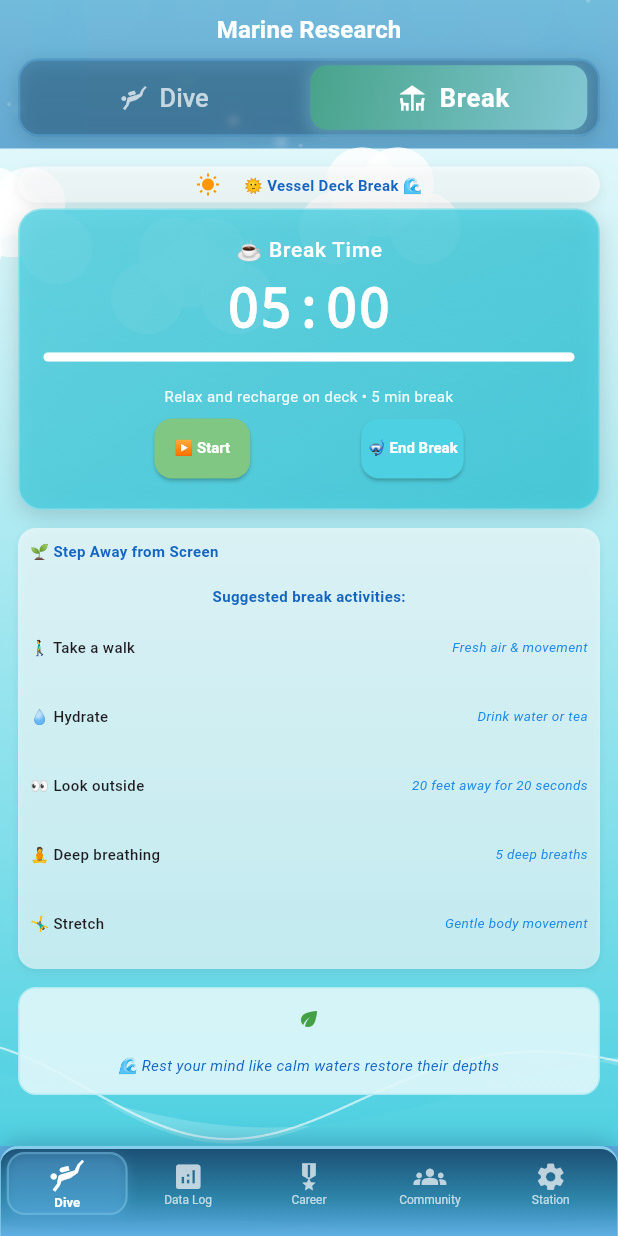
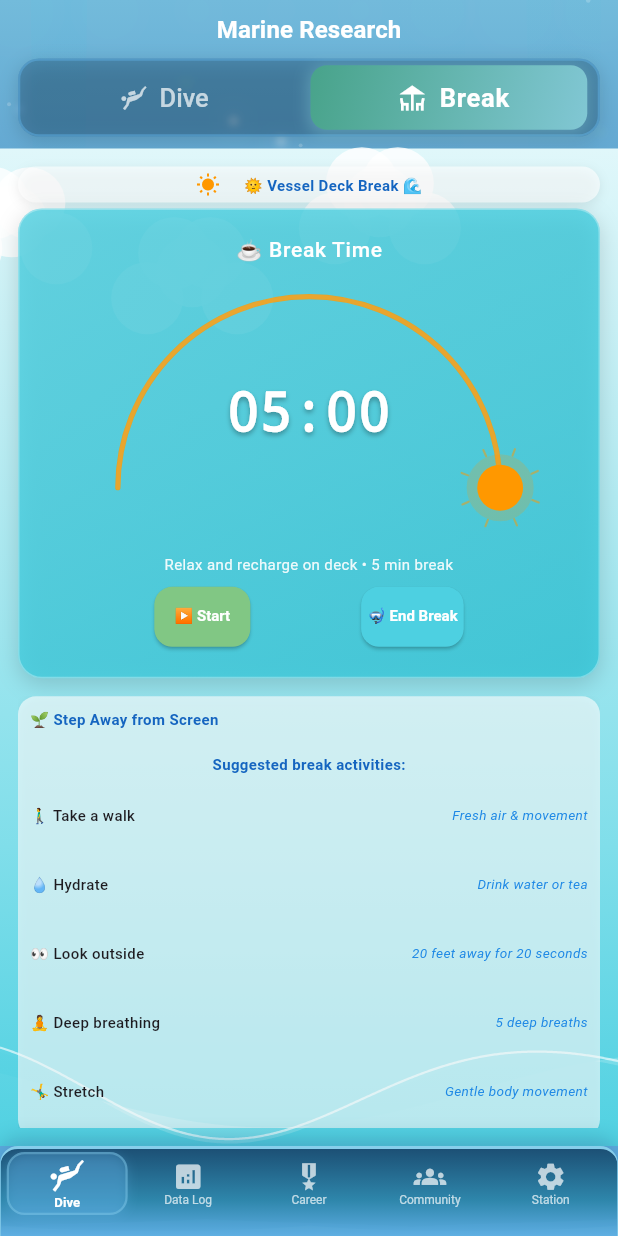
Before and after one commit to DogukanZengin/flow-pulse, a Flutter app: the screen it shows after launch, after a tap on "Break", on a phone screen of 412 x 824 dp. Run offline on Flutter 3.47's test engine with Material 3 defaults, Android fonts, the phone set to English and light mode, and no system bars; our stand-ins replace audioplayers, fl_chart, flutter_local_notifications, flutter_screenutil, shared_preferences, sqflite and 1 more; missing offline and left inert: workmanager; accounts and stored records are empty.

Commit message:
🌅 Break Screen UI: Responsive Sun Arc Progress Visualization
Replaced linear progress bar with beautiful, natural sun arc animation:
- Created SunArcProgressPainter with fully responsive design
- Timer now centered within the sun arc for integrated layout
- All elements scale proportionally (no fixed sizes)
- Proper bounds checking prevents overflow on any screen size
- Natural sun movement metaphor enhances meditative experience
- Dynamic container sizing with LayoutBuilder
- Smooth animation using existing wave controller for efficiency

🤖 Generated with [Claude Code](https://claude.ai/code)

Co-Authored-By: Claude <noreply@anthropic.com>

```diff
--- a/lib/widgets/research_vessel_deck_widget.dart
+++ b/lib/widgets/research_vessel_deck_widget.dart
@@ -266,37 +266,62 @@ class _ResearchVesselDeckWidgetState extends State<ResearchVesselDeckWidget>
 
           SizedBox(height: ResponsiveHelper.getResponsiveSpacing(context, 'navigation')),
 
-          // Large timer display
-          Text(
+          // Sun arc progress visualization with centered timer
+          LayoutBuilder(
+            builder: (context, constraints) {
+              // Calculate dynamic height with same bounds checking as painter
+              final margin = constraints.maxWidth * 0.05;
+              final availableWidth = constraints.maxWidth - (margin * 2);
+              final maxRadius = availableWidth / 2;
+              final radius = (maxRadius * 0.8).clamp(20.0, maxRadius);
+              final rayExtension = radius * 0.22; // Max extension for sun rays
+              final containerHeight = radius + margin + rayExtension; // Proper height calculation
+
+              return SizedBox(
+                width: double.infinity,
+                height: containerHeight,
+                child: Stack(
+                  children: [
+                    // Sun arc background
+                    Positioned.fill(
+                      child: AnimatedBuilder(
+                        animation: _waveAnimation,
+                        builder: (context, child) {
+                          return CustomPaint(
+                            painter: SunArcProgressPainter(
+                              progress: progress,
+                              animationValue: _waveAnimation.value,
+                            ),
+                          );
+                        },
+                      ),
+                    ),
+                    // Centered timer
+                    Center(
+                      child: Padding(
+                        padding: EdgeInsets.only(top: ResponsiveHelper.getResponsiveSpacing(context, 'element')),
+                        child: Text(
                           '${minutes.toString().padLeft(2, '0')}:${seconds.toString().padLeft(2, '0')}',
                           style: TextStyle(
                             fontSize: ResponsiveHelper.isMobile(context) ? 36 : 48,
                             fontWeight: FontWeight.bold,
                             color: Colors.white,
                             fontFamily: 'monospace',
+                            shadows: [
+                              Shadow(
+                                offset: Offset(0, 2),
+                                blurRadius: 4,
+                                color: Colors.black.withAlpha(77), // 0.3 opacity
                               ),
-          ),
-
-          SizedBox(height: ResponsiveHelper.getResponsiveSpacing(context, 'navigation')),
-
-          // Progress bar
-          Container(
-            width: double.infinity,
-            height: ResponsiveHelper.isMobile(context) ? 6 : 8,
-            decoration: BoxDecoration(
-              color: Colors.white.withAlpha(77), // 0.3 opacity
-              borderRadius: BorderRadius.circular(ResponsiveHelper.isMobile(context) ? 3 : 4),
-            ),
-            child: FractionallySizedBox(
-              alignment: Alignment.centerLeft,
-              widthFactor: progress,
-              child: Container(
-                decoration: BoxDecoration(
-                  color: Colors.white,
-                  borderRadius: BorderRadius.circular(ResponsiveHelper.isMobile(context) ? 3 : 4),
+                            ],
                           ),
                         ),
                       ),
+                    ),
+                  ],
+                ),
+              );
+            },
           ),
 
           SizedBox(height: ResponsiveHelper.getResponsiveSpacing(context, 'element')),
@@ -631,6 +656,122 @@ class WavesPainter extends CustomPainter {
   }
 }
 
+/// Custom painter for sun arc progress visualization
+class SunArcProgressPainter extends CustomPainter {
+  final double progress; // 0.0 to 1.0
+  final double animationValue;
+
+  SunArcProgressPainter({
+    required this.progress,
+    required this.animationValue,
+  });
+
+  @override
+  void paint(Canvas canvas, Size size) {
+    // Responsive radius calculation with proper bounds checking
+    final margin = size.width * 0.05; // 5% margin on each side
+    final availableWidth = size.width - (margin * 2);
+    final maxRadius = availableWidth / 2; // Maximum radius that fits
+    final radius = (maxRadius * 0.8).clamp(20.0, maxRadius); // 80% of max, with safe minimum
+    final center = Offset(size.width / 2, radius + margin); // Center with proper margin
+
+    // Responsive sizing for all elements
+    final strokeWidth = (size.width * 0.008).clamp(2.0, 6.0); // Responsive stroke width
+    final sunRadius = radius * 0.12; // Sun size scales with arc
+    final baseGlowRadius = sunRadius * 1.4; // Glow scales with sun
+    final rayLength = sunRadius * 1.8; // Rays scale with sun
+    final rayOffset = sunRadius * 1.5; // Ray start position
+
+    // Background arc (horizon)
+    final backgroundPaint = Paint()
+      ..color = Colors.white.withAlpha(77) // 0.3 opacity
+      ..style = PaintingStyle.stroke
+      ..strokeWidth = strokeWidth
+      ..strokeCap = StrokeCap.round;
+
+    // Progress arc (sun path)
+    final progressPaint = Paint()
+      ..color = Colors.orange.withAlpha(204) // 0.8 opacity
+      ..style = PaintingStyle.stroke
+      ..strokeWidth = strokeWidth * 1.25
+      ..strokeCap = StrokeCap.round;
+
+    // Sun circle
+    final sunPaint = Paint()
+      ..color = Colors.orange
+      ..style = PaintingStyle.fill;
+
+    // Sun glow effect
+    final glowPaint = Paint()
+      ..color = Colors.orange.withAlpha(51) // 0.2 opacity
+      ..style = PaintingStyle.fill;
+
+    // Draw background arc (full semi-circle)
+    final backgroundRect = Rect.fromCenter(
+      center: center,
+      width: radius * 2,
+      height: radius * 2,
+    );
+    canvas.drawArc(
+      backgroundRect,
+      pi, // Start at left (180 degrees)
+      pi, // Draw semi-circle (180 degrees)
+      false,
+      backgroundPaint,
+    );
+
+    // Draw progress arc
+    final progressAngle = pi * progress; // Progress along the arc
+    canvas.drawArc(
+      backgroundRect,
+      pi, // Start at left
+      progressAngle, // Progress amount
+      false,
+      progressPaint,
+    );
+
+    // Calculate sun position along the arc
+    final sunAngle = pi + progressAngle; // Start from left side of arc
+    final sunX = center.dx + radius * cos(sunAngle);
+    final sunY = center.dy + radius * sin(sunAngle);
+    final sunCenter = Offset(sunX, sunY);
+
+    // Draw sun glow (responsive pulsing effect)
+    final glowRadius = baseGlowRadius + (sunRadius * 0.3) * sin(animationValue * 4);
+    canvas.drawCircle(sunCenter, glowRadius, glowPaint);
+
+    // Draw sun
+    canvas.drawCircle(sunCenter, sunRadius, sunPaint);
+
+    // Add subtle sun rays (responsive)
+    final rayPaint = Paint()
+      ..color = Colors.orange.withAlpha(128) // 0.5 opacity
+      ..style = PaintingStyle.stroke
+      ..strokeWidth = strokeWidth * 0.5
+      ..strokeCap = StrokeCap.round;
+
+    // Draw 8 rays around the sun
+    for (int i = 0; i < 8; i++) {
+      final rayAngle = (i * pi / 4) + animationValue * 0.5; // Slowly rotating rays
+      final rayStart = Offset(
+        sunCenter.dx + rayOffset * cos(rayAngle),
+        sunCenter.dy + rayOffset * sin(rayAngle),
+      );
+      final rayEnd = Offset(
+        sunCenter.dx + rayLength * cos(rayAngle),
+        sunCenter.dy + rayLength * sin(rayAngle),
+      );
+      canvas.drawLine(rayStart, rayEnd, rayPaint);
+    }
+  }
+
+  @override
+  bool shouldRepaint(SunArcProgressPainter oldDelegate) {
+    return oldDelegate.progress != progress ||
+           oldDelegate.animationValue != animationValue;
+  }
+}
+
 /// Custom painter for animated clouds
 class CloudsPainter extends CustomPainter {
   final double animationValue;
```
Also changed, not shown: 1 other file. Lines whose indentation alone changed are shown as unchanged.
